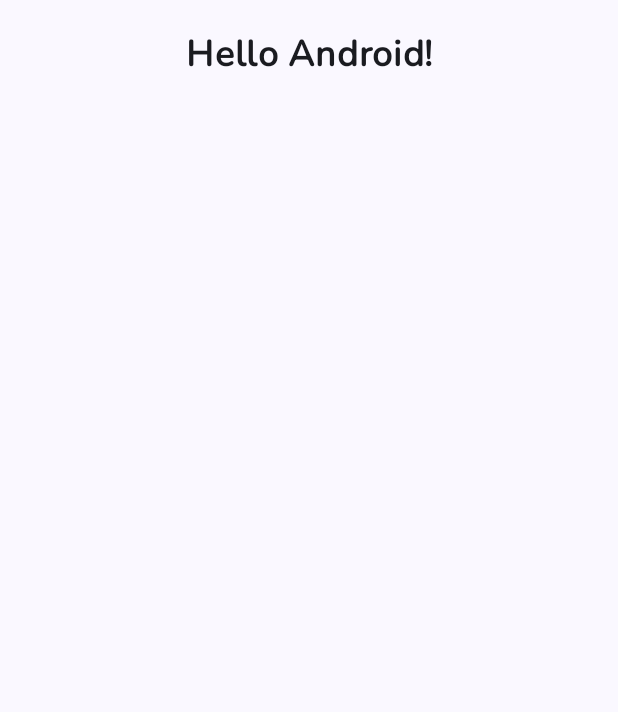
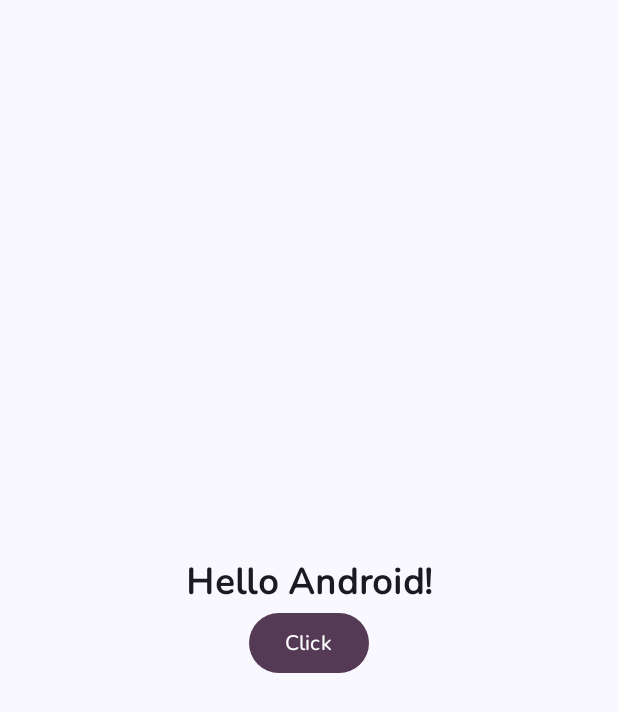
Before and after one commit to marlonlom/Glucoreo, an Android app built with Jetpack Compose: the screen it shows after launch (MainActivity), on a phone screen of 412 x 824 dp. Shown: the top 712 px of the screen. Run offline under Robolectric (Android 15) with nearby library versions, the light colour scheme and no system bars; our stand-ins replace accompanist.

Commit message:
added system ui controller color settings

```diff
--- a/applications/mobile_app/build.gradle
+++ b/applications/mobile_app/build.gradle
@@ -55,6 +55,7 @@ dependencies {
   implementation "androidx.core:core-splashscreen:1.0.0"
   implementation "androidx.lifecycle:lifecycle-runtime-ktx:2.5.1"
   implementation "androidx.multidex:multidex:2.0.1"
+  implementation "com.google.accompanist:accompanist-systemuicontroller:0.25.1"
   implementation "com.jakewharton.timber:timber:5.0.1"
   implementation "org.jetbrains.kotlin:kotlin-stdlib-jdk8:1.7.10"
   implementation "org.jetbrains.kotlin:kotlin-stdlib-jdk7:1.7.10"
--- a/applications/mobile_app/src/main/kotlin/dev/marlonlom/apps/glucoreo/MainActivity.kt
+++ b/applications/mobile_app/src/main/kotlin/dev/marlonlom/apps/glucoreo/MainActivity.kt
@@ -20,20 +20,29 @@ package dev.marlonlom.apps.glucoreo
 import android.os.Bundle
 import androidx.activity.ComponentActivity
 import androidx.activity.compose.setContent
+import androidx.compose.foundation.isSystemInDarkTheme
+import androidx.compose.foundation.layout.Arrangement
+import androidx.compose.foundation.layout.Column
 import androidx.compose.foundation.layout.fillMaxSize
+import androidx.compose.foundation.layout.fillMaxWidth
 import androidx.compose.foundation.layout.padding
+import androidx.compose.material3.Button
+import androidx.compose.material3.ButtonDefaults
 import androidx.compose.material3.MaterialTheme
 import androidx.compose.material3.Surface
 import androidx.compose.material3.Text
 import androidx.compose.runtime.Composable
+import androidx.compose.runtime.SideEffect
+import androidx.compose.ui.Alignment
 import androidx.compose.ui.Modifier
+import androidx.compose.ui.graphics.Color
 import androidx.compose.ui.text.font.FontWeight
 import androidx.compose.ui.text.style.TextAlign
-import androidx.compose.ui.tooling.preview.Preview
 import androidx.compose.ui.unit.ExperimentalUnitApi
 import androidx.compose.ui.unit.TextUnit
 import androidx.compose.ui.unit.TextUnitType
 import androidx.compose.ui.unit.dp
+import com.google.accompanist.systemuicontroller.rememberSystemUiController
 import dev.marlonlom.apps.glucoreo.ui.theme.GlucoreoTheme
 
 class MainActivity : ComponentActivity() {
@@ -41,7 +50,7 @@ class MainActivity : ComponentActivity() {
     super.onCreate(savedInstanceState)
     setContent {
       GlucoreoTheme {
-        // A surface container using the 'background' color from the theme
+        SystemUiControllerColorSetting(MaterialTheme.colorScheme.primary)
         Surface(
           modifier = Modifier.fillMaxSize(),
           color = MaterialTheme.colorScheme.background
@@ -51,26 +60,51 @@ class MainActivity : ComponentActivity() {
       }
     }
   }
+
+  @Composable
+  private fun SystemUiControllerColorSetting(statusBarColor: Color) {
+    val systemUiController = rememberSystemUiController()
+    val useDarkIcons = isSystemInDarkTheme()
+    SideEffect {
+      systemUiController.setSystemBarsColor(
+        color = statusBarColor,
+        darkIcons = !useDarkIcons
+      )
+      systemUiController.setStatusBarColor(
+        color = statusBarColor,
+        darkIcons = !useDarkIcons
+      )
+    }
+  }
 }
 
 @Composable
 fun Greeting(name: String) {
-  Text(
-    text = "Hello $name!",
+  Column(
     modifier = Modifier
       .fillMaxSize()
       .padding(20.dp),
-    color = MaterialTheme.colorScheme.onSurface,
-    textAlign = TextAlign.Center,
-    fontSize = TextUnit(value = 24f, TextUnitType.Sp),
-    style = MaterialTheme.typography.bodyLarge.copy(fontWeight = FontWeight.Bold)
-  )
-}
-
-@Preview(showBackground = true)
-@Composable
-fun DefaultPreview() {
-  GlucoreoTheme {
-    Greeting("Android")
+    verticalArrangement = Arrangement.Center,
+    horizontalAlignment = Alignment.CenterHorizontally
+  ) {
+    Text(
+      text = "Hello $name!",
+      modifier = Modifier.fillMaxWidth(),
+      color = MaterialTheme.colorScheme.onSurface,
+      textAlign = TextAlign.Center,
+      fontSize = TextUnit(value = 24f, TextUnitType.Sp),
+      style = MaterialTheme.typography.bodyLarge.copy(fontWeight = FontWeight.Bold)
+    )
+    Button(
+      onClick = { /*TODO*/ },
+      colors = ButtonDefaults.buttonColors(
+        containerColor = MaterialTheme.colorScheme.tertiary,
+        contentColor = MaterialTheme.colorScheme.onTertiary
+      )
+    ) {
+      Text(
+        text = "Click"
+      )
+    }
   }
 }
```
